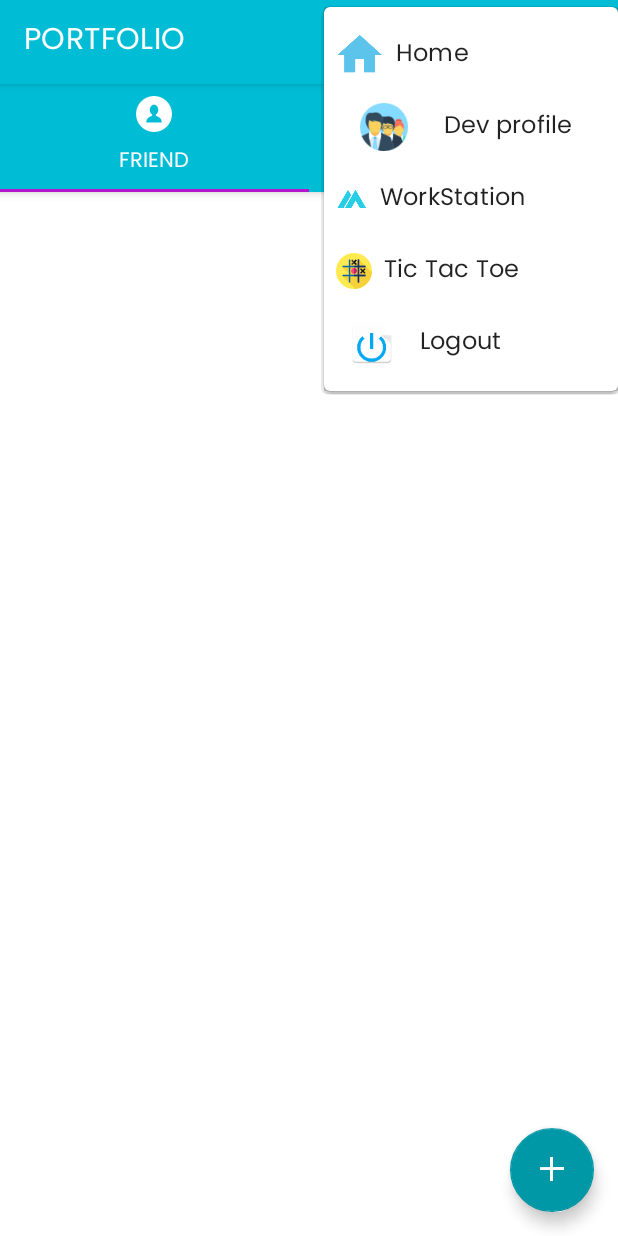
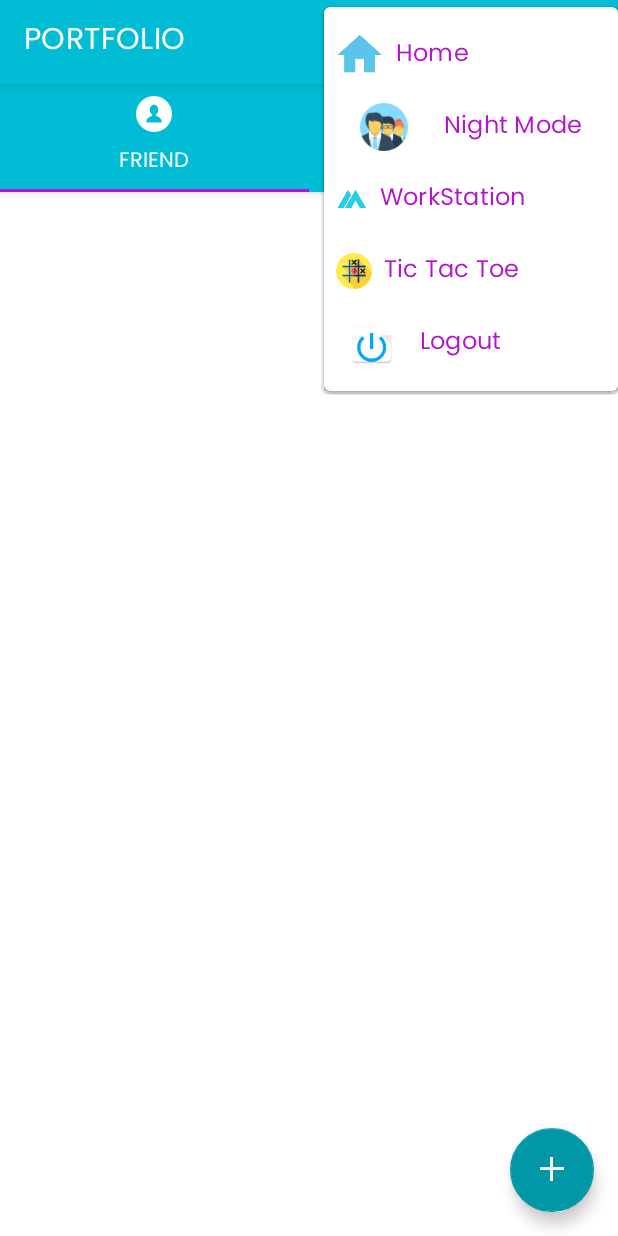
Before and after one commit to logtoabhikr/ABHIKR, an Android app: the fragment Chat_MainFrag placed in its activity, after a tap on "ABHIKR", on a phone screen of 412 x 824 dp. Run offline under Robolectric (Android 15) with nearby library versions, the phone set to English and light mode, and no system bars; our stand-ins replace AdMob, CircleImageView, Firebase (no records; nobody signed in at launch, a user with empty details on screens opened directly), Volley; libraries missing offline, so code that uses them is left out: com.crashlytics.android, com.yarolegovich.lovelydialog, com.yarolegovich.slidingrootnav, io.fabric.sdk; network calls fail; 16 statements that could not run were skipped.

Commit message:
Added Day-Night mode, working on UI color.

```diff
--- a/app/src/main/java/com/abhikr/abhikr/fragment/AbhiKrFragment.kt
+++ b/app/src/main/java/com/abhikr/abhikr/fragment/AbhiKrFragment.kt
@@ -15,6 +15,7 @@ import androidx.fragment.app.Fragment
 import androidx.lifecycle.ViewModelProvider
 import com.abhikr.abhikr.Appstatus
 import com.abhikr.abhikr.R
+import com.abhikr.abhikr.service.AppCrash
 import com.google.android.gms.ads.AdListener
 import com.google.android.gms.ads.AdRequest
 import com.google.android.gms.ads.AdView
@@ -74,9 +75,9 @@ class AbhiKrFragment : Fragment() {
                 return true
             }
             override fun onPageStarted(view: WebView?, url: String?, favicon: Bitmap?) {
-                if (!Appstatus.getInstance(contexta).isOnline) {
+                if (!Appstatus.getInstance(AppCrash.getInstance().applicationContext).isOnline) {
                     //Toast.makeText(EXP.this, "Internet detected ! Go ahead", Toast.LENGTH_SHORT).show();
-                    Toast.makeText(contexta,"Connect with Internet to hide this window !!!! Loading cache file",Toast.LENGTH_SHORT).show()
+                    Toast.makeText(AppCrash.getInstance().applicationContext,"Connect with Internet to hide this window !!!! Loading cache file",Toast.LENGTH_SHORT).show()
 
                     //Toast.makeText(contexta, "Connect with internet to hide dialog message", Toast.LENGTH_SHORT).show()
                 }
@@ -88,7 +89,7 @@ class AbhiKrFragment : Fragment() {
         //mAdView.setAdSize(AdSize.SMART_BANNER);
         //https://developers.google.com/admob/android/banner
 //mAdView.setAdSize(AdSize.SMART_BANNER);
-        MobileAds.initialize(contexta)
+        MobileAds.initialize(requireContext())
         val adRequest = AdRequest.Builder().build()
         abhiAds.loadAd(adRequest)
         abhiAds.adListener = object: AdListener() {
@@ -111,7 +112,7 @@ class AbhiKrFragment : Fragment() {
 
             override fun onAdClicked() {
                 Log.d(TAG,"ads imp : ad clicked")
-                Toast.makeText(contexta,"ads clicked",Toast.LENGTH_SHORT).show()
+                //Toast.makeText(contexta,"ads clicked",Toast.LENGTH_SHORT).show()
                 // Code to be executed when the user clicks on an ad.
             }
 
--- a/app/src/main/res/menu/menu.xml
+++ b/app/src/main/res/menu/menu.xml
@@ -18,7 +18,7 @@
 
     <item android:id="@+id/user"
         android:orderInCategory="102"
-        android:title="@string/dev_profile"
+        android:title="Night Mode"
         android:icon="@drawable/ic_notify_group"
         app:showAsAction="never"/>
 
--- /dev/null
+++ b/app/src/main/res/values-night/colors.xml
@@ -0,0 +1,48 @@
+<?xml version="1.0" encoding="utf-8"?>
+<resources>
+    <color name="colorPrimary">#121212</color>
+    <color name="colorPrimary1">#0097A7</color>
+
+    <color name="colorPrimaryVariant">#4dcfe1</color><!--lighter varient-->
+    <color name="colorPrimaryDark">#C043D5</color><!--400-->
+    <color name="colorOnPrimary">#62eeff</color>
+    <color name="colorSecondary">#b316cd</color><!--500-->
+    <color name="colorSecondryVarient">#cb68dd</color><!--lighter 300-->
+    <color name="colorOnSecondary">#000000</color>
+
+    <!-- material design theming -->
+    <color name="windowBackground">#121212</color>
+    <color name="navigationBarColor">#030100</color>
+
+
+    <color name="colorAccent">#FF4081</color>
+    <color name="spots_dialog_color">@color/colorSecondary</color>
+    <color name="textColorPrimary">#212121</color>
+    <color name="textColorSecondary">#757575</color>
+    <color name="colorIndivateTab">#FFFFFF</color>
+    <color name="colorCardView">#f7f7f7</color>
+    <color name="grey_200">#EEEEEE</color>
+    <color name="grey_100">#F5F5F5</color>
+    <color name="grey_800">#212121</color>
+    <color name="green_800">#2fa881</color>
+
+    <!--Material colors 500 -->
+    <color name="red_500">#e51c23</color>
+    <color name="pink_500" type="color">#e91e63</color>
+    <color name="purple_500" type="color">#9c27b0</color>
+    <color name="deep_purple_500" type="color">#673ab7</color>
+    <color name="indigo_500" type="color">#3f51b5</color>
+    <color name="blue_500" type="color">#5677fc</color>
+    <color name="light_blue_500" type="color">#03a9f4</color>
+    <color name="cyan_500" type="color">#00bcd4</color>
+    <color name="teal_500" type="color">#009688</color>
+    <color name="green_500" type="color">#259b24</color>
+    <color name="light_green_500" type="color">#8bc34a</color>
+    <color name="lime_500" type="color">#cddc39</color>
+    <color name="yellow_500" type="color">#ffeb3b</color>
+    <color name="orange_500" type="color">#ff9800</color>
+    <color name="deep_orange_500" type="color">#ff5722</color>
+    <color name="brown_500" type="color">#795548</color>
+    <color name="grey_500" type="color">#9e9e9e</color>
+    <color name="blue_grey_500" type="color">#607d8b</color>
+</resources>
--- a/app/src/main/res/values/styles.xml
+++ b/app/src/main/res/values/styles.xml
@@ -5,7 +5,7 @@
         <!-- Customize your theme here. -->
         <item name="colorPrimary">@color/colorPrimary</item>
         <item name="colorPrimaryDark">@color/colorPrimaryDark</item>
-        <!--<item name="colorAccent">@color/colorAccent</item>-->
+        <item name="colorAccent">@color/colorAccent</item>
 
         <item name="colorPrimaryVariant">@color/colorPrimaryVariant</item>
         <item name="colorOnPrimary">@color/colorOnPrimary</item>
@@ -22,7 +22,13 @@
         <item name="android:colorBackground">@color/windowBackground</item>
         <item name="colorOnBackground">#212121</item>
 
+        <item name="android:textColorPrimary">@color/colorSecondary</item>
+        <item name="android:textColor">@color/colorSecondary</item>
+        <!-- Secondary text color i.e. descriptions and subtitles of lists etc -->
+        <item name="android:textColorSecondary">@color/textColorSecondary</item>
         <item name="android:textColorHint">@color/colorOnSecondary</item>
+        <item name="colorControlNormal">@color/colorAccent</item>
+
         <item name="colorControlActivated">@color/colorSecondryVarient</item>
         <item name="colorControlHighlight">?android:attr/colorAccent</item>
         <item name="android:windowBackground">@color/windowBackground</item>
```
Also changed, not shown: app/build.gradle (+10 -10 lines), app/src/main/java/com/abhikr/abhikr/Home.java (+33 -3 lines), app/src/main/java/com/abhikr/abhikr/fragment/HomeFragment.java (+8 -11 lines), app/src/main/java/com/abhikr/abhikr/service/AppCrash.java (+31 -12 lines), tiktactoe/build.gradle (+4 -4 lines), 2 other files.
